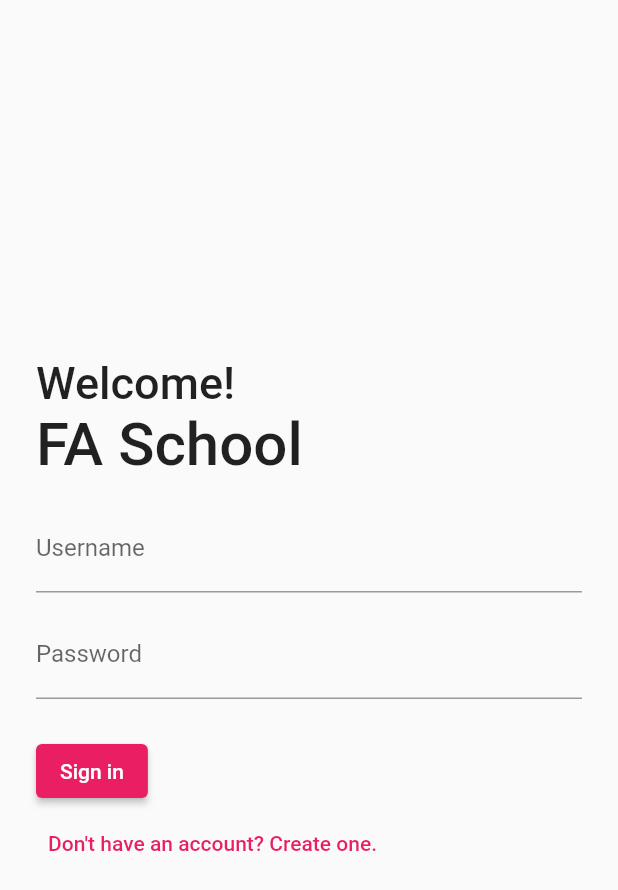
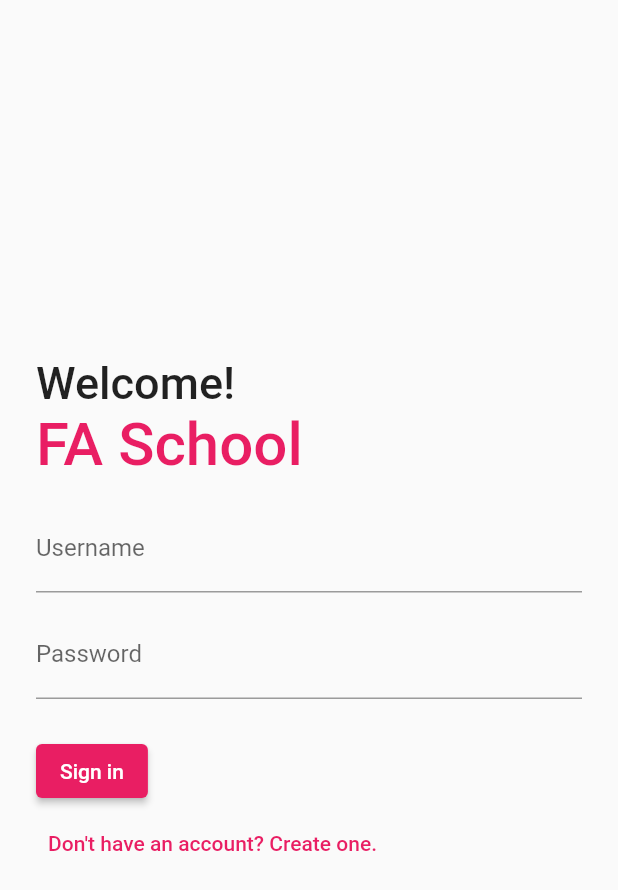
Before and after one commit to Gifty99/fa_school, a Flutter app: the screen it shows after launch, on a phone screen of 412 x 824 dp. Shown: the top 890 px of the screen. Run offline on Flutter 3.47's test engine with Material 2 defaults, Android fonts, the phone set to English and light mode, and no system bars; our stand-ins replace cached_network_image, font_awesome_flutter; missing offline and left inert: dart:ffi.

Commit message:
minor changes

```diff
--- a/lib/screens/login.dart
+++ b/lib/screens/login.dart
@@ -23,7 +23,7 @@ class LoginScreens extends StatelessWidget {
               style: TextStyle(fontSize: 30, fontWeight: FontWeight.w500),
             ),
             Text("FA School",
-                style: TextStyle(fontSize: 40, fontWeight: FontWeight.w500)),
+                style: TextStyle(color: Colors.pink,fontSize: 40, fontWeight: FontWeight.w500)),
             SizedBox(
               height: 16,
             ),
```
